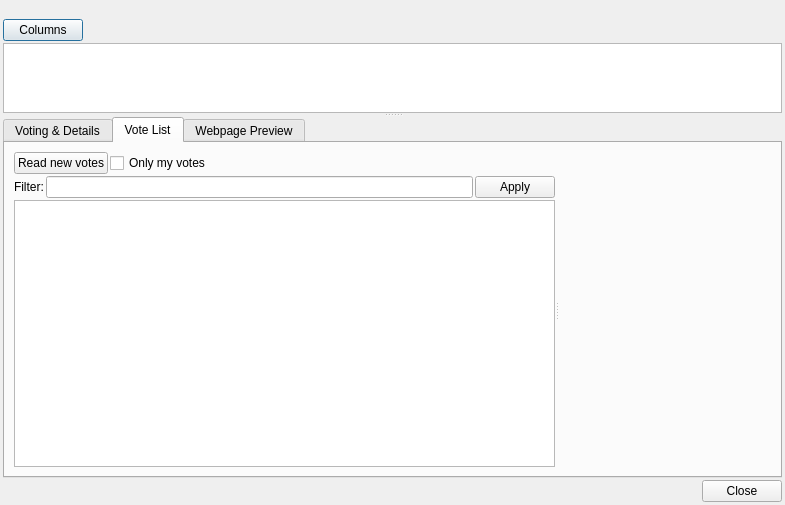
This is src/ui/ui_proposals.ui in Bertrand256/dash-masternode-tool as Qt 5 draws it before an edit. The edited form follows.
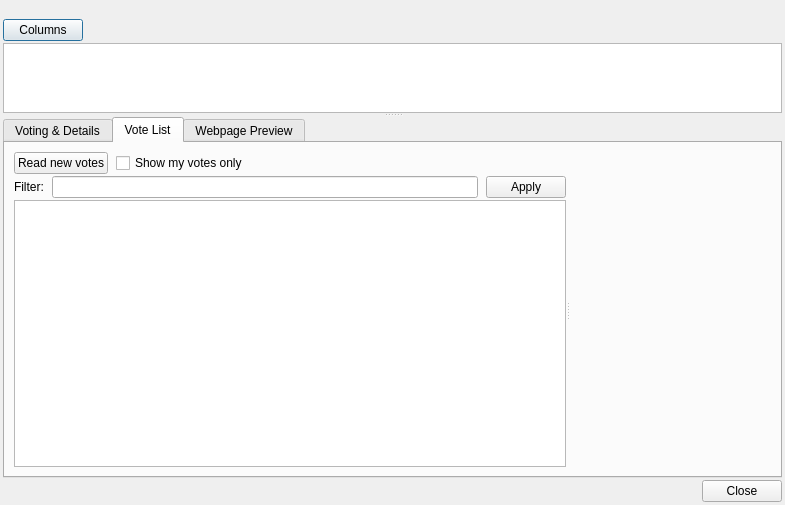
This is the edited form.

Commit message: Improvements with votes grid refresh

Patch:
```diff
--- a/src/ui/ui_proposals.ui
+++ b/src/ui/ui_proposals.ui
@@ -144,7 +144,7 @@
             <item>
              <layout class="QHBoxLayout" name="horizontalLayout_2">
               <property name="spacing">
-               <number>-1</number>
+               <number>8</number>
               </property>
               <item>
                <widget class="QPushButton" name="btnReloadVotes">
@@ -162,7 +162,7 @@
                  <string/>
                 </property>
                 <property name="text">
-                 <string>Only my votes</string>
+                 <string>Show my votes only</string>
                 </property>
                </widget>
               </item>
@@ -183,6 +183,9 @@
             </item>
             <item>
              <layout class="QHBoxLayout" name="layoutVotesViewFilter">
+              <property name="spacing">
+               <number>8</number>
+              </property>
               <item>
                <widget class="QLabel" name="label_2">
                 <property name="text">
```
The commit also changes 2 other files.
